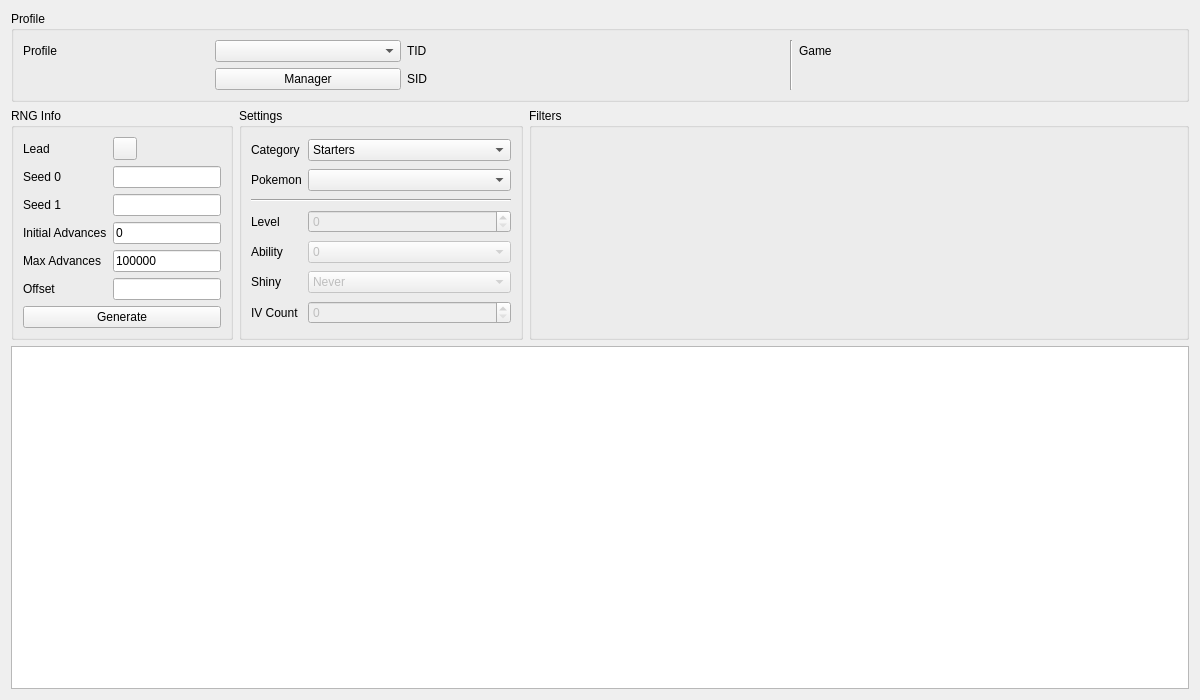
This is Form/Gen8/Static8.ui in Admiral-Fish/PokeFinder as Qt 5 draws it before an edit. The edited form follows.
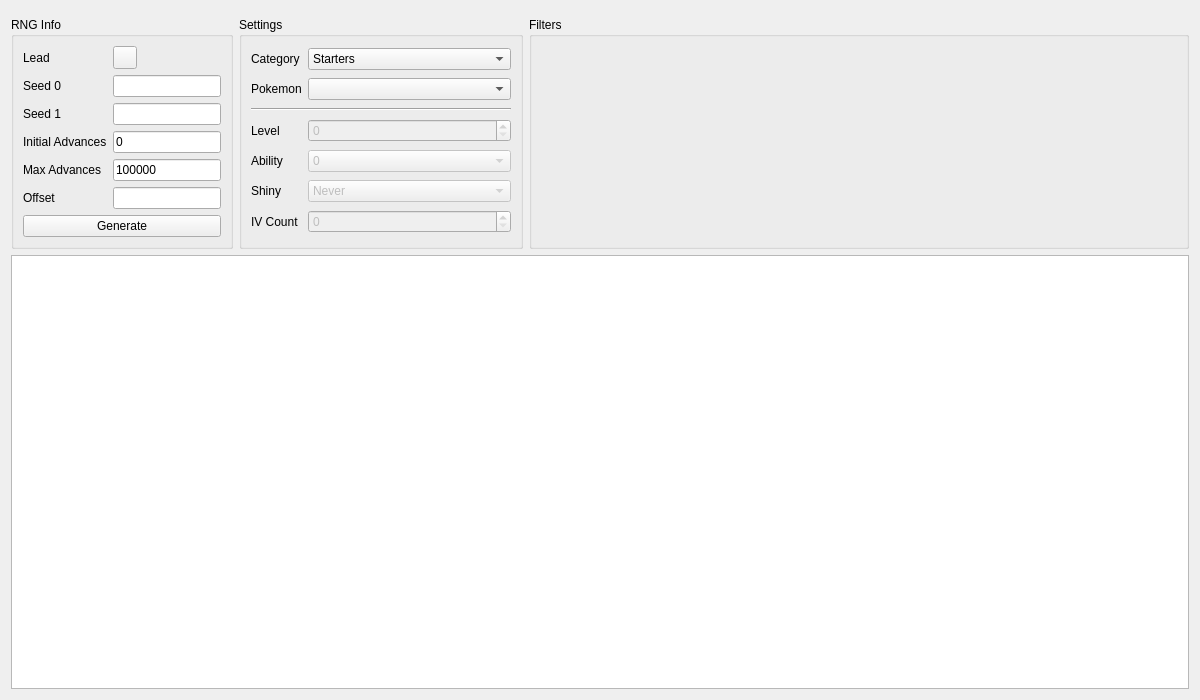
This is the edited form. Custom widgets are drawn as their Qt base class.

Commit message: Refactor profile display

Patch:
```diff
--- a/Form/Gen8/Static8.ui
+++ b/Form/Gen8/Static8.ui
@@ -13,68 +13,9 @@
   <property name="windowTitle">
    <string>Static Gen 8</string>
   </property>
-  <layout class="QGridLayout" name="gridLayout_2">
+  <layout class="QGridLayout" name="gridLayout">
    <item row="0" column="0" colspan="3">
-    <widget class="QGroupBox" name="groupBoxProfile">
-     <property name="title">
-      <string>Profile</string>
-     </property>
-     <layout class="QGridLayout" name="gridLayout_4">
-      <item row="0" column="0">
-       <widget class="QLabel" name="labelProfile">
-        <property name="text">
-         <string>Profile</string>
-        </property>
-       </widget>
-      </item>
-      <item row="0" column="1">
-       <widget class="QComboBox" name="comboBoxProfiles"/>
-      </item>
-      <item row="1" column="1">
-       <widget class="QPushButton" name="pushButtonProfileManager">
-        <property name="text">
-         <string>Manager</string>
-        </property>
-       </widget>
-      </item>
-      <item row="0" column="2">
-       <widget class="QLabel" name="labelProfileTID">
-        <property name="text">
-         <string>TID</string>
-        </property>
-       </widget>
-      </item>
-      <item row="0" column="3">
-       <widget class="QLabel" name="labelProfileTIDValue"/>
-      </item>
-      <item row="1" column="2">
-       <widget class="QLabel" name="labelProfileSID">
-        <property name="text">
-         <string>SID</string>
-        </property>
-       </widget>
-      </item>
-      <item row="1" column="3">
-       <widget class="QLabel" name="labelProfileSIDValue"/>
-      </item>
-      <item row="0" column="4" rowspan="2">
-       <widget class="Line" name="line">
-        <property name="orientation">
-         <enum>Qt::Vertical</enum>
-        </property>
-       </widget>
-      </item>
-      <item row="0" column="6">
-       <widget class="QLabel" name="labelProfileGame">
-        <property name="text">
-         <string>Game</string>
-        </property>
-       </widget>
-      </item>
-      <item row="0" column="7">
-       <widget class="QLabel" name="labelProfileGameValue"/>
-      </item>
-     </layout>
+    <widget class="ProfileDisplay8" name="profileDisplay" native="true">
     </widget>
    </item>
    <item row="1" column="0">
@@ -82,7 +23,7 @@
      <property name="title">
       <string>RNG Info</string>
      </property>
-     <layout class="QGridLayout" name="gridLayout_3">
+     <layout class="QGridLayout" name="gridLayout_1">
       <item row="0" column="0">
        <widget class="QLabel" name="labelLead">
         <property name="text">
@@ -166,7 +107,7 @@
      <property name="title">
       <string>Settings</string>
      </property>
-     <layout class="QGridLayout" name="gridLayout_5">
+     <layout class="QGridLayout" name="gridLayout_2">
       <item row="0" column="0">
        <widget class="QLabel" name="labelCategory">
         <property name="text">
@@ -234,9 +175,9 @@
        <widget class="ComboBox" name="comboBoxPokemon"/>
       </item>
       <item row="2" column="0" colspan="2">
-       <widget class="Line" name="line_2">
+       <widget class="Line" name="line">
         <property name="orientation">
-         <enum>Qt::Horizontal</enum>
+         <enum>Qt::Orientation::Horizontal</enum>
         </property>
        </widget>
       </item>
@@ -340,7 +281,7 @@
      <property name="title">
       <string>Filters</string>
      </property>
-     <layout class="QGridLayout" name="gridLayout">
+     <layout class="QGridLayout" name="gridLayout_3">
       <item row="0" column="0" rowspan="2">
        <widget class="Filter" name="filter" native="true"/>
       </item>
@@ -374,6 +315,12 @@
    <header>Form/Controls/Filter.hpp</header>
    <container>1</container>
   </customwidget>
+  <customwidget>
+   <class>ProfileDisplay8</class>
+   <extends>QWidget</extends>
+   <header>Form/Gen8/Profile/ProfileDisplay8.hpp</header>
+   <container>1</container>
+  </customwidget>
   <customwidget>
    <class>ComboMenu</class>
    <extends>QToolButton</extends>
```
Left out of the diff: 2 changed lines with no effect on the pictures. The commit also changes 110 other files.
